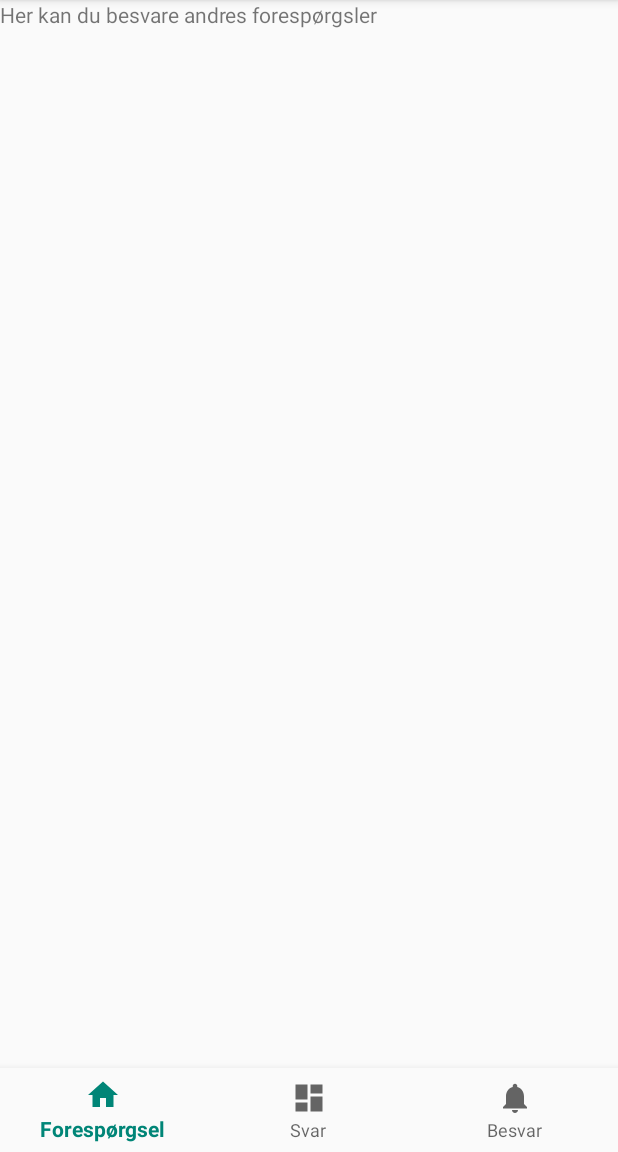
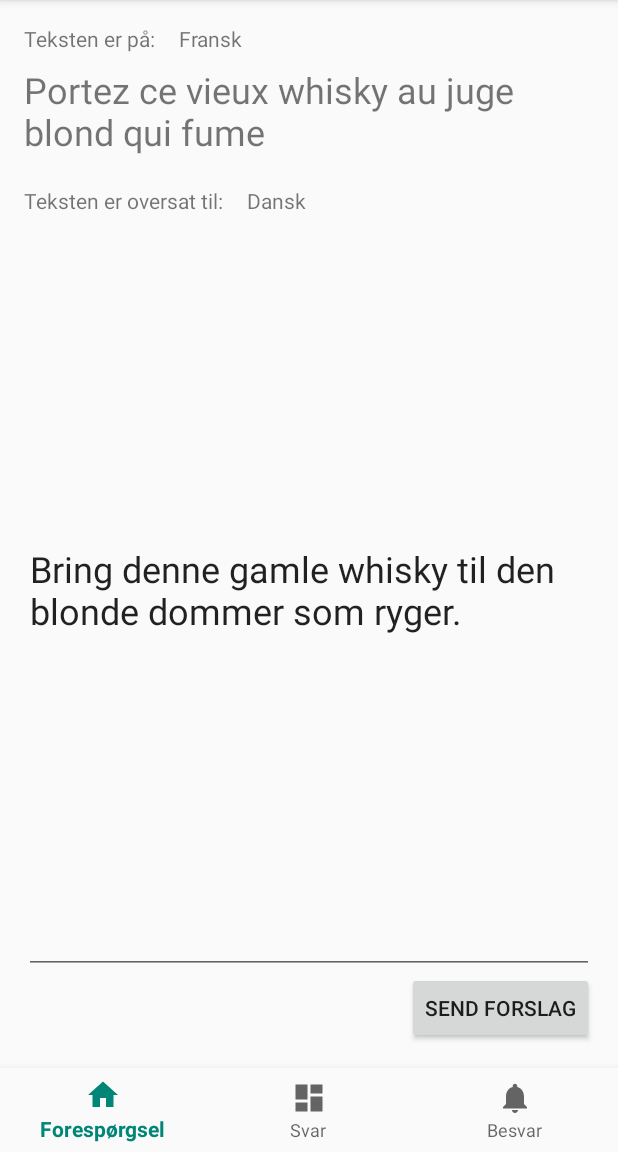
Before and after one commit to jesp209i/Ordsome.ordsomegram-ktx, an Android app: the RequestAnswerFragment screen opened through its navigation route, on a phone screen of 412 x 824 dp, the part 84-1236 px from its top. Run offline under Robolectric (Android 15) with nearby library versions, the phone set to English and light mode, and no system bars.

Commit message:
besvar layout

```diff
--- a/app/src/main/res/layout/fragment_request_answer.xml
+++ b/app/src/main/res/layout/fragment_request_answer.xml
@@ -1,14 +1,79 @@
 <?xml version="1.0" encoding="utf-8"?>
-<FrameLayout xmlns:android="http://schemas.android.com/apk/res/android"
-             xmlns:tools="http://schemas.android.com/tools"
-             android:layout_width="match_parent"
-             android:layout_height="match_parent"
-             tools:context=".RequestAnswerFragment">
+<androidx.constraintlayout.widget.ConstraintLayout xmlns:android="http://schemas.android.com/apk/res/android"
+                                                   xmlns:app="http://schemas.android.com/apk/res-auto"
+                                                   xmlns:tools="http://schemas.android.com/tools"
+                                                   android:layout_width="match_parent"
+                                                   android:layout_height="match_parent"
+                                                   tools:context=".RequestAnswerFragment"
+                                                   android:id="@+id/frameLayout3">
+    <TextView
+            android:text="@string/placeholder_original_text"
+            android:id="@+id/answered_original_text"
+            android:layout_width="0dp"
+            android:layout_height="wrap_content"
+            android:textSize="24sp"
+            android:layout_marginTop="8dp"
 
-    <!-- TODO: Update blank fragment layout -->
+            app:layout_constraintStart_toStartOf="parent" app:layout_constraintHorizontal_bias="0.5"
+            app:layout_constraintEnd_toEndOf="parent" android:layout_marginLeft="16dp"
+            android:layout_marginRight="16dp" app:layout_constraintTop_toBottomOf="@+id/answered_original_textview"/>
     <TextView
-            android:layout_width="match_parent"
-            android:layout_height="match_parent"
-            android:text="@string/request_answer_headline"/>
+            android:text="@string/placeholder_source_language"
+            android:id="@+id/answered_source_language_textview"
 
-</FrameLayout>
+            android:layout_width="wrap_content"
+            android:layout_height="wrap_content"
+            android:layout_marginLeft="16dp"
+            android:layout_marginStart="16dp"
+            app:layout_constraintStart_toEndOf="@+id/answered_original_textview" android:layout_marginTop="16dp"
+            app:layout_constraintTop_toTopOf="parent"/>
+    <TextView
+            android:text="@string/placeholder_target_language"
+            android:id="@+id/answered_target_language_textview"
+            android:layout_width="wrap_content"
+            android:layout_height="wrap_content"
+            android:layout_marginLeft="16dp" android:layout_marginStart="16dp"
+            app:layout_constraintStart_toEndOf="@+id/answered_translated_textview" android:layout_marginTop="20dp"
+            app:layout_constraintTop_toBottomOf="@+id/answered_original_text"/>
+    <EditText
+            android:text="@string/placeholder_translated_text"
+            android:id="@+id/answered_translated_text"
+            app:layout_constraintTop_toBottomOf="@+id/answered_translated_textview"
+
+            android:layout_width="0dp"
+            android:layout_height="511dp"
+            android:textSize="24sp"
+            android:layout_marginTop="12dp"
+
+            app:layout_constraintStart_toStartOf="parent" app:layout_constraintHorizontal_bias="0.5"
+            app:layout_constraintEnd_toEndOf="parent" android:layout_marginLeft="16dp"
+            android:layout_marginRight="16dp"
+            android:imeOptions="actionDone|actionPrevious|actionNone|actionGo|actionSearch|actionNext|actionSend"
+            android:layout_marginBottom="16dp"
+            app:layout_constraintBottom_toTopOf="@+id/answer_button" android:inputType="textMultiLine"/>
+    <TextView
+            android:text="@string/answered_original_textview"
+            android:layout_width="wrap_content"
+            android:layout_height="wrap_content" app:layout_constraintTop_toTopOf="parent"
+            app:layout_constraintStart_toStartOf="parent" android:layout_marginLeft="16dp"
+            android:layout_marginTop="16dp" android:layout_marginStart="16dp"
+            android:id="@+id/answered_original_textview"/>
+    <TextView
+            android:text="@string/answered_translated_textview"
+            android:layout_width="wrap_content"
+            android:layout_height="wrap_content"
+            app:layout_constraintStart_toStartOf="parent" android:layout_marginLeft="16dp"
+            android:layout_marginTop="20dp" android:layout_marginStart="16dp"
+            android:id="@+id/answered_translated_textview"
+            app:layout_constraintTop_toBottomOf="@+id/answered_original_text"/>
+    <Button
+            android:id="@+id/answer_button"
+            android:text="@string/answer_fragment_button_text"
+            android:layout_width="wrap_content"
+            android:layout_height="wrap_content"
+            app:layout_constraintBottom_toBottomOf="parent"
+            app:layout_constraintRight_toRightOf="parent"
+            app:layout_constraintEnd_toEndOf="parent" android:layout_marginEnd="16dp" android:layout_marginRight="16dp"
+            android:layout_marginBottom="16dp"/>
+
+</androidx.constraintlayout.widget.ConstraintLayout>
--- a/app/src/main/res/values/strings.xml
+++ b/app/src/main/res/values/strings.xml
@@ -16,7 +16,7 @@
     <string name="request_fragment_button_text">Send</string>
 
     <!-- Layout: fragment_request_answer.xml -->
-    <string name="request_answer_headline">Her kan du besvare andres forespørgsler</string>
+    <string name="answer_fragment_button_text">send forslag</string>
 
     <!-- Layout: fragment_answered_request.xml -->
     <string name="answered_original_textview">Teksten er på:</string>
@@ -27,8 +27,6 @@
     Also uses "answered_target_language_text" and "answered_source_language_text" as placeholders
         -->
     <string name="reqitem_to_textview">til</string>
-    <string name="reqitem_id_textview">4</string> // placeholder
-
-
+    <string name="reqitem_id_textview">4</string>
 
 </resources>
```
